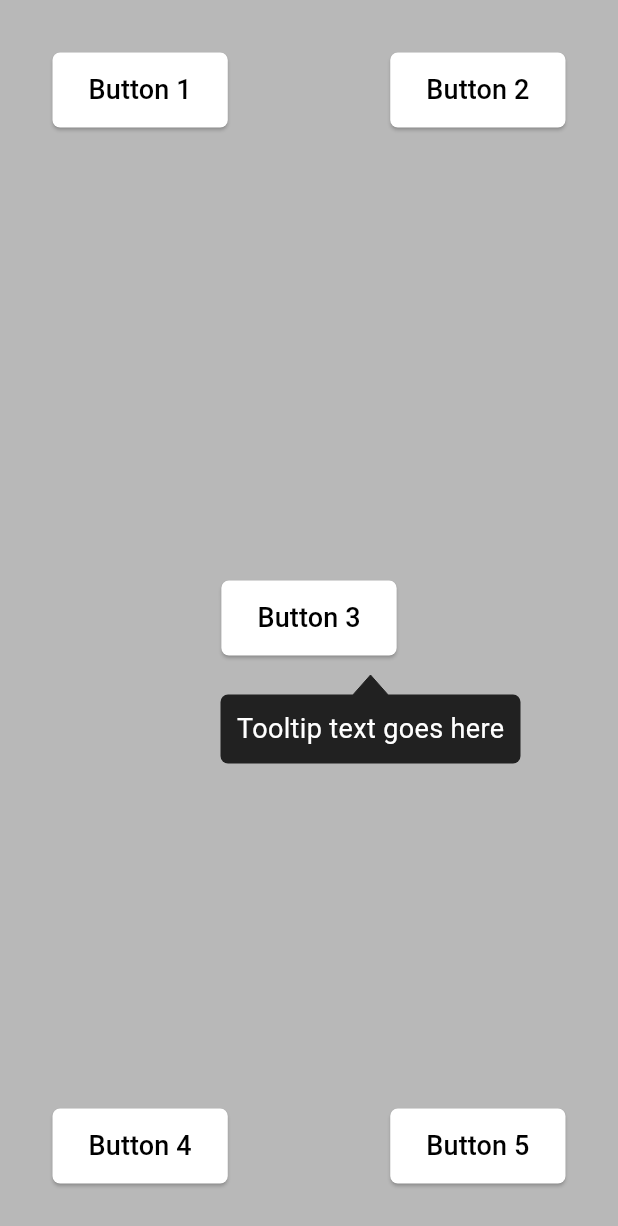
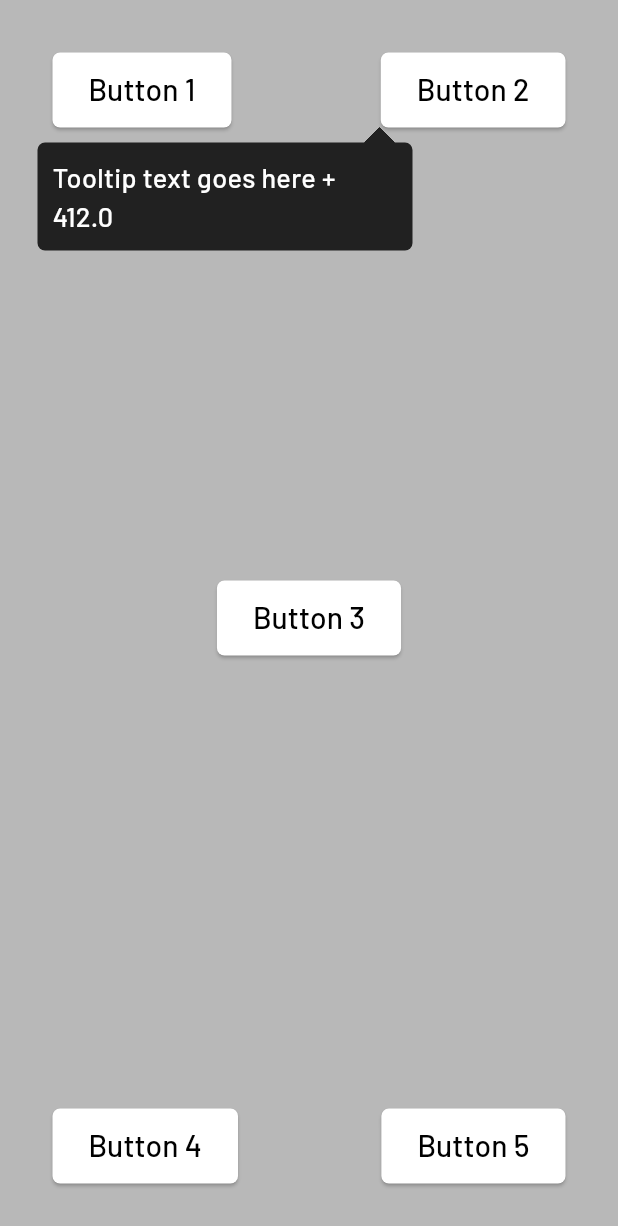
Before and after one commit to heyprincesingh/PlotLine_Mobile, a Flutter app: the buttonScreen screen opened directly, on a phone screen of 412 x 824 dp. Shown: the top 1226 px of the screen. Run offline on Flutter 3.47's test engine with Material 2 defaults, Android fonts, the phone set to English and light mode, and no system bars; our stand-ins replace get, google_fonts, shared_preferences; accounts and stored records are empty.

```diff
--- a/lib/view/buttonScreen.dart
+++ b/lib/view/buttonScreen.dart
@@ -1,11 +1,11 @@
 import 'package:flutter/material.dart';
+import 'package:google_fonts/google_fonts.dart';
 
 class buttonScreen extends StatelessWidget {
   const buttonScreen({super.key});
 
   @override
   Widget build(BuildContext context) {
-    double x = 425, y = 40;
     return Scaffold(
       backgroundColor: Color(0xffb8b8b8),
       body: SafeArea(
@@ -13,32 +13,6 @@ class buttonScreen extends StatelessWidget {
           padding: const EdgeInsets.all(25),
           child: Stack(
             children: [
-              Positioned(
-                top: x,
-                right: y,
-                child: Column(
-                  children: [
-                    SizedBox(
-                      height: 10 + 3,
-                      width: 20 + 3,
-                      child: CustomPaint(
-                        foregroundPainter: tooltipTriangle(),
-                      ),
-                    ),
-                    Container(
-                      width: 200,
-                      decoration: BoxDecoration(
-                        color: Color(0xff212121),
-                        borderRadius: BorderRadius.all(Radius.circular(5))
-                      ),
-                      child: Padding(
-                        padding: const EdgeInsets.all(10),
-                        child: Center(child: Text("Tooltip text goes here", style: TextStyle(color: Colors.white, fontSize: 18),)),
-                      ),
-                    )
-                  ],
-                ),
-              ),
               Positioned(
                 top: 10,
                 left: 10,
@@ -62,6 +36,42 @@ class buttonScreen extends StatelessWidget {
                 right: 10,
                 child: buttons(5),
               ),
+              PositionedDirectional(
+                top: 60,
+                child: Column(
+                  crossAxisAlignment: CrossAxisAlignment.end,
+                  children: [
+                    Padding(
+                      padding: const EdgeInsets.only(left: 12,right: 12),
+                      child: SizedBox(
+                        height: 10 + 0,
+                        width: 20 + 0,
+                        child: CustomPaint(
+                          foregroundPainter: tooltipTriangle(),
+                        ),
+                      ),
+                    ),
+                    Container(
+                      width: 250,
+                      decoration: BoxDecoration(
+                          color: Color(0xff212121),
+                          borderRadius: BorderRadius.all(Radius.circular(5))),
+                      child: Padding(
+                        padding: const EdgeInsets.all(10),
+                        child: Center(
+                            child: Text(
+                              "Tooltip text goes here + ${MediaQuery.of(context).size.width}",
+                              style: GoogleFonts.barlow(
+                                  fontSize: 18,
+                                  color: Colors.white,
+                                  fontWeight: FontWeight.w500
+                              ),
+                            )),
+                      ),
+                    )
+                  ],
+                ),
+              ),
             ],
           ),
         ),
@@ -71,6 +81,7 @@ class buttonScreen extends StatelessWidget {
 
   SizedBox buttons(int i) {
     return SizedBox(
+      key: key,
       height: 50,
       child: ElevatedButton(
         style: ButtonStyle(
@@ -86,8 +97,11 @@ class buttonScreen extends StatelessWidget {
         onPressed: () {},
         child: Text(
           "Button ${i}",
-          style: TextStyle(
-              color: Colors.black, fontWeight: FontWeight.w500, fontSize: 18),
+          style: GoogleFonts.barlow(
+            fontSize: 20,
+            color: Colors.black,
+            fontWeight: FontWeight.w500,
+          ),
         ),
       ),
     );
--- a/pubspec.yaml
+++ b/pubspec.yaml
@@ -15,9 +15,9 @@ dependencies:
 
   cupertino_icons: ^1.0.2
   get: ^4.6.5
-  showcaseview: ^2.0.3
   google_fonts: ^5.1.0
   dropdown_search: ^5.0.6
+  shared_preferences: ^2.2.0
 
 dev_dependencies:
   flutter_test:
```
Also changed, not shown: lib/controller/formScreenController.dart (added, +44 -0 lines), lib/model/saveDataModel.dart (added, +40 -0 lines), lib/view/formScreen.dart (+45 -17 lines), pubspec.lock, 2 other files.
